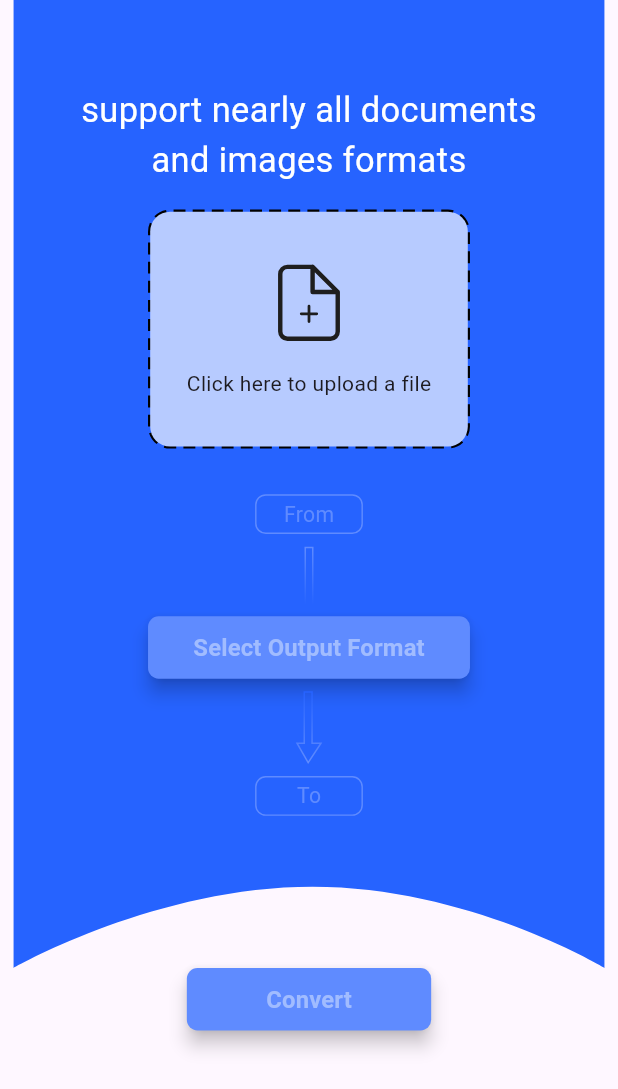
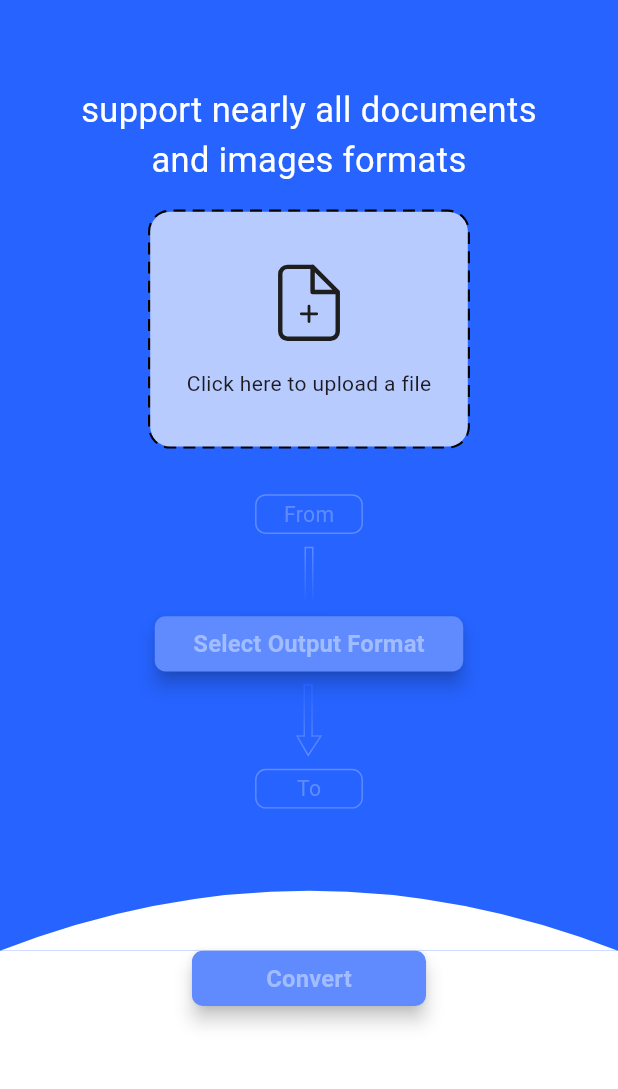
Before and after one commit to Adel-Alhassani/Convertify, a Flutter app: the screen it shows after launch, after a tap on "Click here to upload a file", on a phone screen of 412 x 824 dp. Shown: the top 1089 px of the screen. Run offline on Flutter 3.47's test engine with Material 3 defaults, Android fonts, the phone set to English and light mode, and no system bars; drawn by our look-alikes of dotted_border; our stand-ins replace file_picker, flutter_animate, flutter_screenutil, flutter_svg, get, google_fonts; Roboto replaces fonts that are missing (Manjari).

Commit message:
Replace SVG background custom painting

```diff
--- a/lib/controller/file_controller.dart
+++ b/lib/controller/file_controller.dart
@@ -1,19 +1,24 @@
 import 'dart:io';
 
+import 'package:convertify/model/file_model.dart';
 import 'package:file_picker/file_picker.dart';
 import 'package:get/get.dart';
 
 class FileController extends GetxController {
   bool isFileUploaded = false;
+  // FileModel? file;
+  File? file;
 
   pickFile() async {
     FilePickerResult? result = await FilePicker.platform.pickFiles();
 
     if (result != null) {
       File file = File(result.files.single.path!);
+      print("file is: $file");
+      PlatformFile fileInfo = result.files.first;
       isFileUploaded = true;
+      // FileModel(name: fileInfo.name);
       update();
-      print(file);
     } else {
       // User canceled the picker
     }
--- a/lib/main.dart
+++ b/lib/main.dart
@@ -26,6 +26,8 @@ class MyApp extends StatelessWidget {
     return const ScreenUtilInit(
       designSize: Size(430, 932),
       minTextAdapt: true,
+      // ensureScreenSize: true,
+      splitScreenMode: true,
       child: MaterialApp(
         title: 'Convertify',
         // debugShowCheckedModeBanner: true,
--- a/lib/model/file_model.dart
+++ b/lib/model/file_model.dart
@@ -1,19 +1,29 @@
+import 'dart:io';
+
 class FileModel {
-  late String _name;
-  late double _size;
-  late String _extension;
-  late Map<String, List<String>> _supportedOutputFormats;
-  FileModel(this._name, this._size, this._extension);
+  File? file;
+   final String name;
+   final double size;
+   final String extension;
+   late Map<String, List<String>> _supportedOutputFormats;
 
-  get name => this._name;
+     FileModel({required this.name, required this.size, required this.extension});
 
-  set name(value) => this._name = value;
+//   get name => this._name;
 
-  get size => this._size;
+// //  set name( value) => this._name = value;
 
-  set size(value) => this._size = value;
+//   get size => this._size;
+
+// //  set size( value) => this._size = value;
+
+//   get extension => this._extension;
+
+//  set extension( value) => this._extension = value;
 
   get supportedOutputFormats => this._supportedOutputFormats;
 
-  set supportedOutputFormats(value) => this._supportedOutputFormats = value;
+ set supportedOutputFormats( value) => this._supportedOutputFormats = value;
+
+
 }
--- a/lib/view/screen/homeScreen.dart
+++ b/lib/view/screen/homeScreen.dart
@@ -1,4 +1,3 @@
-import 'dart:ffi';
 import 'package:convertify/controller/file_controller.dart';
 import 'package:convertify/view/widget/button_collection_dialog.dart';
 import 'package:convertify/view/widget/custom_primary_button.dart';
@@ -43,14 +42,19 @@ class Homescreen extends StatelessWidget {
     return Scaffold(
       body: Stack(
         children: [
-          Column(
+          Container(
+            color: Colors.white,
+            child: Column(
+              // mainAxisAlignment: MainAxisAlignment.start,
               children: [
                 Container(height: statusBarHeight, color: Color(0xff2663FF)),
-              SvgPicture.asset(
-                "image/background.svg",
-                height: 730.h,
-                fit: BoxFit.fill,
-                alignment: Alignment.topCenter,
+
+                CustomPaint(
+                  painter: BlueBackgroundPainter(),
+                  child: Container(
+                    width: 430.w,
+                    height: 717.h,
+                  ),
                 ),
                 CustomPrimaryButton(
                   text: "Convert",
@@ -59,6 +63,7 @@ class Homescreen extends StatelessWidget {
                   onPressed: () {},
                 )
               ],
+            ),
           ),
           Container(
             padding: EdgeInsets.symmetric(horizontal: 40.w),
@@ -97,8 +102,8 @@ class Homescreen extends StatelessWidget {
                             fileName: "filename.docx",
                             fileSize: "3.5 MB",
                           )
-                          : Container()),
-
+                        : SizedBox.shrink(),
+                  ),
                   SizedBox(
                     height: 28.h,
                   ),
@@ -145,9 +150,9 @@ class Homescreen extends StatelessWidget {
                     textColor: Color(0xff5F8BFF),
                     borderColor: Color(0xff5F8BFF),
                   ),
-                  // SizedBox(
-                  //   height: 59.h,
-                  // ),
+                  SizedBox(
+                    height: 59.h,
+                  ),
                 ],
               ),
             ),
@@ -157,3 +162,34 @@ class Homescreen extends StatelessWidget {
     );
   }
 }
+
+class BlueBackgroundPainter extends CustomPainter {
+  @override
+  void paint(Canvas canvas, Size size) {
+    final paint = Paint();
+
+    // Draw blue background
+    paint.color = Color(0xff2663FF);
+    canvas.drawRect(Rect.fromLTWH(0, 0, size.width, size.height), paint);
+
+    // Draw white curve
+    paint.color = Colors.white;
+    final path = Path();
+    path.moveTo(0, size.height);
+    path.quadraticBezierTo(
+      size.width / 2,
+      size.height - 80,
+      size.width,
+      size.height,
+    );
+    path.lineTo(
+        size.width, size.height); // Ensure this point is included in the path
+    path.lineTo(0, size.height); // Connect back to the start point
+    path.close(); // Close the path to ensure it's a complete shape
+
+    canvas.drawPath(path, paint);
+  }
+
+  @override
+  bool shouldRepaint(covariant CustomPainter oldDelegate) => false;
+}
--- a/lib/view/widget/custom_primary_button.dart
+++ b/lib/view/widget/custom_primary_button.dart
@@ -10,15 +10,15 @@ class CustomPrimaryButton extends StatelessWidget {
     super.key,
     required this.text,
     required this.width,
-    required this.height, required this.onPressed,
+    required this.height,
+    required this.onPressed,
   });
 
   @override
   Widget build(BuildContext context) {
-    return SizedBox(
-      width: width,
-      child: MaterialButton(
-        height: height,
+    return MaterialButton(
+      minWidth: width.w,
+      height: height.h,
       elevation: 5,
       highlightElevation: 5,
       materialTapTargetSize: MaterialTapTargetSize.shrinkWrap,
@@ -33,7 +33,6 @@ class CustomPrimaryButton extends StatelessWidget {
           color: Color(0xffA1BCFF),
         ),
       ),
-      ),
     );
   }
 }
```
Lines whose indentation alone changed are shown as unchanged.
